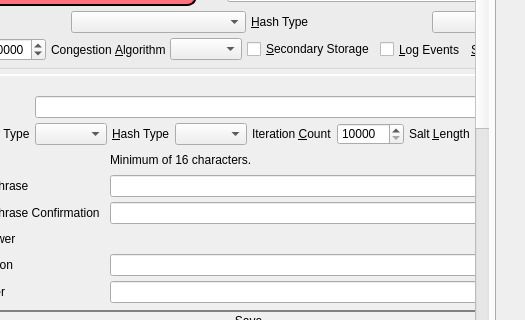
Above: branches/trunk/GoldBug-UI/spot-on-controlcenter.ui from textbrowser/spot-on before the change; both pictures show x 135 to 660 and y 360 to 680 of the 660 by 800 pixel window. Below: the same form after it.
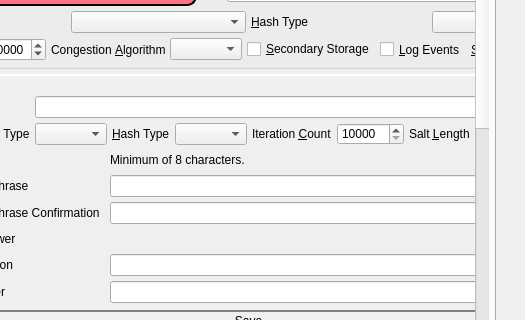
That is the form after the change. The open tabs and pages were chosen to show the change. Icons and pictures are not drawn. Custom widgets are drawn as their Qt base class.

Commit message: Minimum password length set to 8.

```diff
--- a/branches/trunk/GoldBug-UI/spot-on-controlcenter.ui
+++ b/branches/trunk/GoldBug-UI/spot-on-controlcenter.ui
@@ -6569,7 +6569,7 @@
            <property name="geometry">
             <rect>
              <x>0</x>
-             <y>-541</y>
+             <y>0</y>
              <width>764</width>
              <height>1206</height>
             </rect>
@@ -7351,7 +7351,7 @@
                    <item row="3" column="4">
                     <widget class="QLabel" name="label_58">
                      <property name="text">
-                      <string>Minimum of 16 characters.</string>
+                      <string>Minimum of 8 characters.</string>
                      </property>
                     </widget>
                    </item>
```
Left out of the diff: 4 changed lines with no effect on the pictures. The commit also changes 3 other files.
